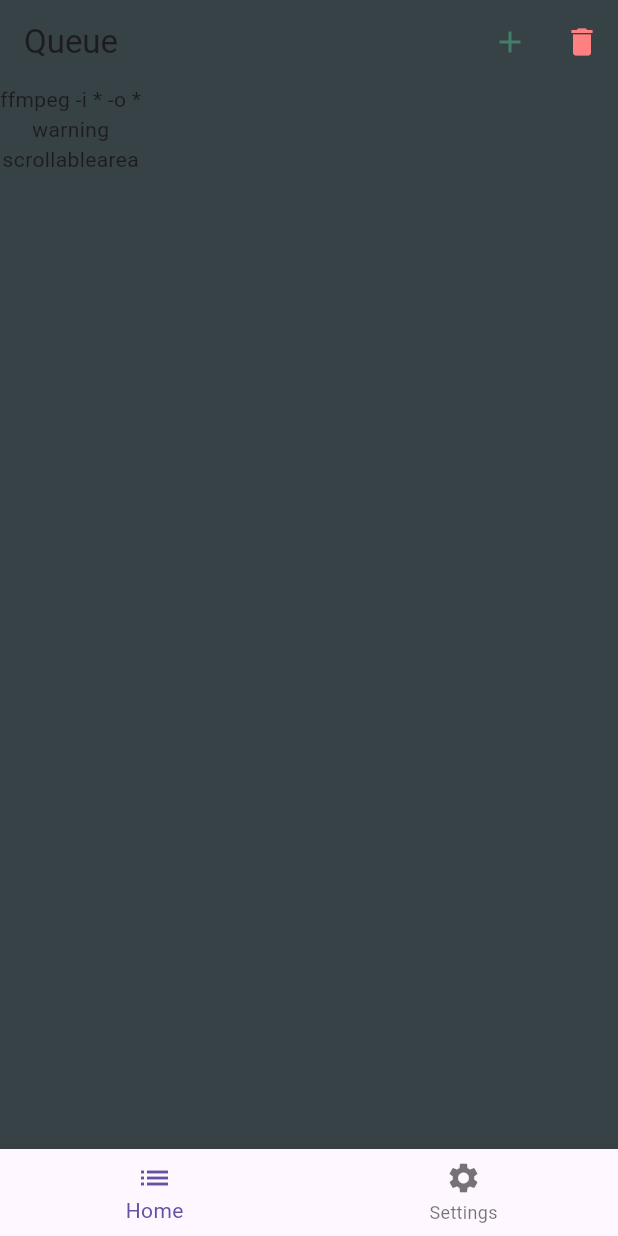
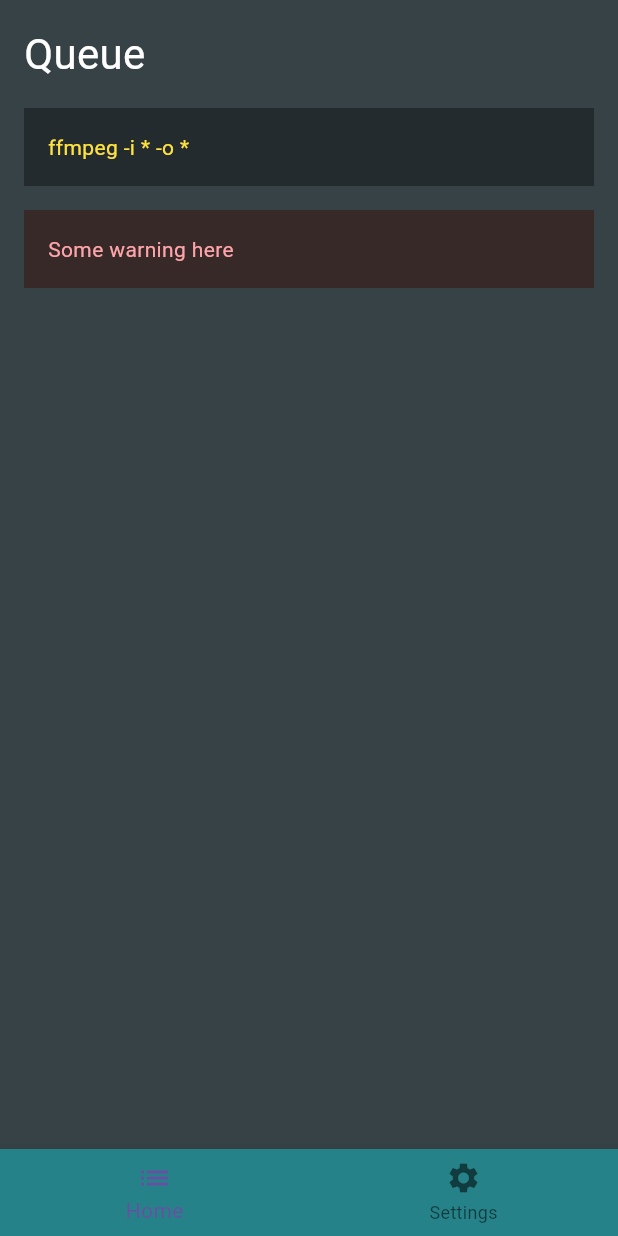
Before and after one commit to rama-o/morfosis, a Flutter app: the screen it shows after launch, on a phone screen of 412 x 824 dp. Run offline on Flutter 3.47's test engine with Material 3 defaults, Android fonts, the phone set to English and light mode, and no system bars; project files that could hold a hidden picture were left out.

Commit message:
basic layout

```diff
--- a/lib/main.dart
+++ b/lib/main.dart
@@ -1,62 +1,133 @@
 import 'package:flutter/material.dart';
 
 void main() {
-  runApp( MorfosisApp() );
+  runApp(const MorfosisApp());
 }
 
-class MorfosisApp extends StatelessWidget {
+class MorfosisApp extends StatefulWidget {
   const MorfosisApp({super.key});
 
+  @override
+  State<MorfosisApp> createState() => _MorfosisAppState();
+}
+
+class _MorfosisAppState extends State<MorfosisApp> {
   static const Color bgColor = Color(0xff364245);
   static const Color actionColor = Color(0xff467f68);
   static const Color dangerColor = Color(0xffff8080);
+
+  final PageController _pageController = PageController();
+  int _currentIndex = 0;
+
+  void _onNavTapped(int index) {
+    setState(() => _currentIndex = index);
+    _pageController.jumpToPage(index); // animateToPage for smooth animation
+  }
+
+  void addFiles() { }
+  void convertFiles() { }
+  void clearQueue() { }
 
   @override
   Widget build(BuildContext context) {
     return MaterialApp(
       home: Scaffold(
         backgroundColor: bgColor,
+        body: PageView(
+          controller: _pageController,
+          onPageChanged: (index) {
+            setState(() => _currentIndex = index);
+          },
+          children: [
+            // Queue Page
+            SingleChildScrollView(
+              padding: const EdgeInsets.all(16),
+              child: Column(
+                crossAxisAlignment: CrossAxisAlignment.start,
+                children: [
+                  Container(
+                    margin: const EdgeInsets.only(bottom: 16),
+                    width: double.infinity,
+                    child:
+                      Text(
+                      'Queue',
+                      style: TextStyle(color: Colors.white, fontSize: 28),
+                    ),
+                    // IconButton(
+                    //   icon: const Icon(Icons.add),
+                    //   tooltip: 'Add Files',
+                    //   color: actionColor,
+                    //   onPressed: addFiles(),
+                    // ),
+                    // IconButton(
+                    //   icon: const Icon(Icons.delete),
+                    //   tooltip: 'Clear Queue',
+                    //   color: dangerColor,
+                    //   onPressed: clearQueue(),
+                    // ),
+                  ),
 
-        appBar: AppBar(
-          backgroundColor: bgColor,
-          title: const Text('Queue'),
-          actions: <Widget>[
-            IconButton(
-              icon: const Icon(Icons.add),
-              tooltip: 'Add Files',
-              color: actionColor,
-              onPressed: (){},
+                  Container(
+                    color: Color(0xff242b2f),
+                    padding: const EdgeInsets.all(16),
+                    width: double.infinity,
+                    margin: const EdgeInsets.only(bottom: 16),
+                    child: Text(
+                      'ffmpeg -i * -o *',
+                      style: TextStyle(color: Color(0xffffe23e)),
+                    ),
+                  ),
+
+                  Container(
+                    color: Color(0xff382929),
+                    padding: const EdgeInsets.all(16),
+                    width: double.infinity,
+                    margin: const EdgeInsets.only(bottom: 16),
+                    child: Text(
+                      'Some warning here',
+                      style: TextStyle(color: Color(0xffffa5aa)),
+                    ),
+                  ),
+                ],
+              ),
             ),
-            IconButton(
-              icon: const Icon(Icons.delete),
-              tooltip: 'Delete Files',
-              color: dangerColor,
-              onPressed: (){},
+
+            // Settings Page
+            SingleChildScrollView(
+              padding: const EdgeInsets.all(16),
+              child: Column(
+                crossAxisAlignment: CrossAxisAlignment.start,
+                children: const [
+                  Text(
+                    'Settings',
+                    style: TextStyle(color: Colors.white, fontSize: 22),
+                  ),
+                  SizedBox(height: 12),
+                  Text(
+                    'ffmpeg -i * -o *',
+                    style: TextStyle(color: Colors.orange),
+                  ),
+                  SizedBox(height: 12),
+                  Text('Change Format', style: TextStyle(color: Colors.white)),
+                ],
+              ),
             ),
-          ]
-
-
+          ],
         ),
-        body: Column(
-          children: const [
-            Text('ffmpeg -i * -o *'),
-            Text('warning'),
-            Text('scrollablearea'),
-          ]
-        ),
-
         bottomNavigationBar: BottomNavigationBar(
+          currentIndex: _currentIndex,
+          backgroundColor: Color(0xff268289),
+          onTap: _onNavTapped,
           items: const [
-            BottomNavigationBarItem(
-              icon: Icon(Icons.list),
-              label: 'Home',
-            ),
+            BottomNavigationBarItem(icon: Icon(Icons.list), label: 'Home'),
             BottomNavigationBarItem(
               icon: Icon(Icons.settings),
               label: 'Settings',
+              // style: TextStyle(color: Color(0xff364245))
             ),
-        ]),
-      )
+          ],
+        ),
+      ),
     );
   }
 }
```
Also changed, not shown: 1 other file.
